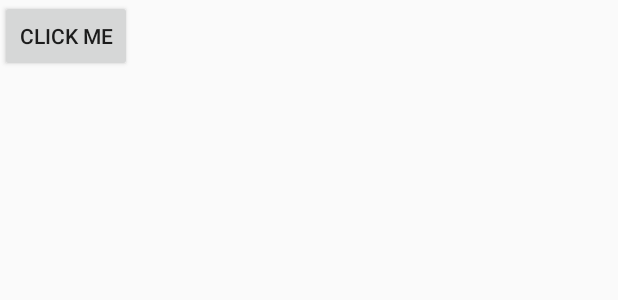
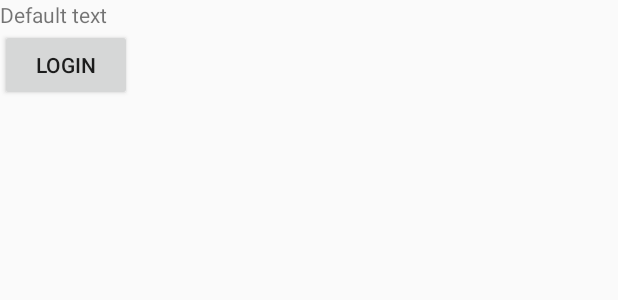
Before and after one commit to imransolanki/firstapplication, an Android app: the layout activity_main.xml on its own in the app's theme, with its tools: preview values and no code run, on a phone screen of 412 x 824 dp. Shown: the top 300 px of the screen. Run offline under Robolectric (Android 15) with nearby library versions, the phone set to English and light mode, and no system bars.

```diff
--- a/FirstApplication/app/src/main/res/layout/activity_login.xml
+++ b/FirstApplication/app/src/main/res/layout/activity_login.xml
@@ -3,9 +3,10 @@
     android:layout_width="match_parent"
     android:layout_height="match_parent">
 
-    <TextView
+    <Button
         android:layout_width="wrap_content"
         android:layout_height="wrap_content"
-        android:text="Login Screen" />
+        android:onClick="closeActivity"
+        android:text="Close Login Screen" />
 
 </LinearLayout>
--- a/FirstApplication/app/src/main/res/layout/activity_main.xml
+++ b/FirstApplication/app/src/main/res/layout/activity_main.xml
@@ -1,12 +1,19 @@
 <?xml version="1.0" encoding="utf-8"?>
 <LinearLayout xmlns:android="http://schemas.android.com/apk/res/android"
     android:layout_width="match_parent"
-    android:layout_height="match_parent">
+    android:layout_height="match_parent"
+    android:orientation="vertical">
+
+    <TextView
+        android:id="@+id/user_email"
+        android:layout_width="match_parent"
+        android:layout_height="wrap_content"
+        android:text="Default text" />
 
     <Button
         android:layout_width="wrap_content"
         android:layout_height="wrap_content"
         android:onClick="startActivityLogin"
-        android:text="Click Me" />
+        android:text="Login" />
 
 </LinearLayout>
```
Also changed, not shown: FirstApplication/app/src/main/java/com/example/imran/firstapplication/LoginActivity.java (+7 -0 lines), FirstApplication/app/src/main/java/com/example/imran/firstapplication/MainActivity.java (+32 -1 lines).
